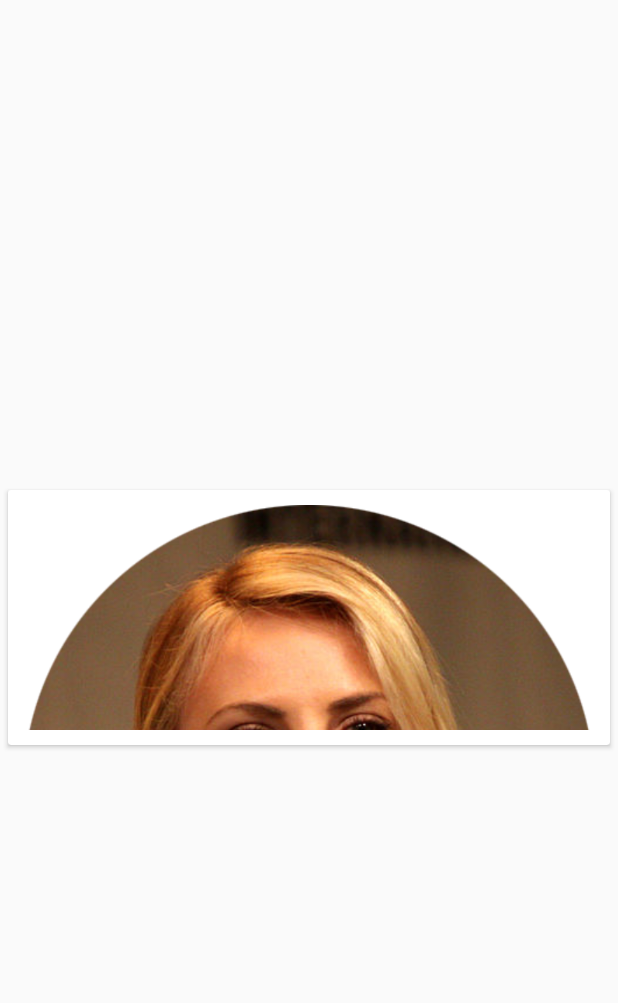
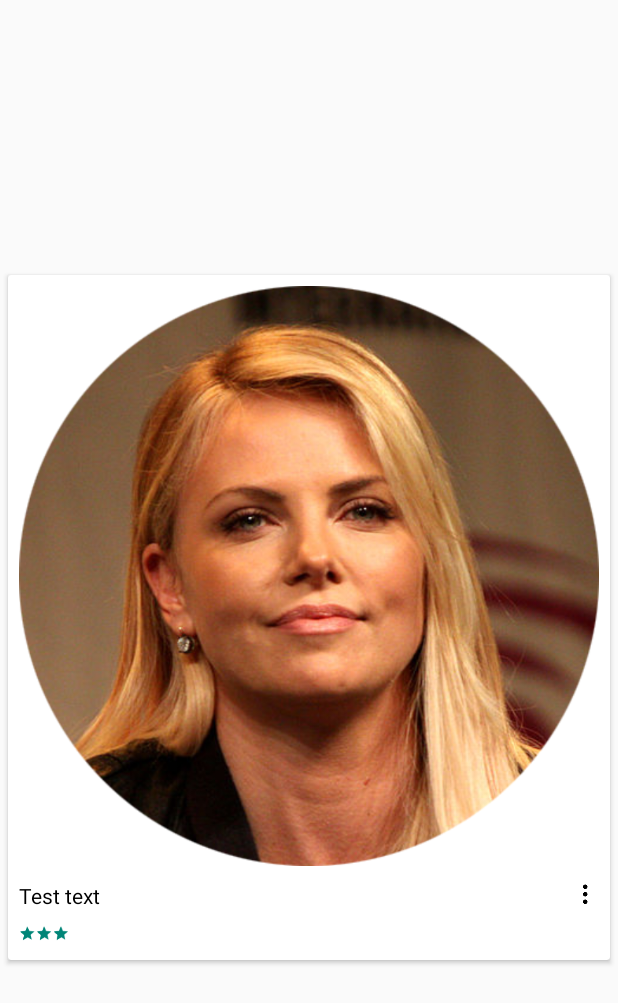
Before and after one commit to KKorvin/uPods-android, an Android app: the layout card_media_item.xml on its own in the app's theme, with its tools: preview values and no code run, on a phone screen of 412 x 824 dp. Shown: the top 1003 px of the screen. Run offline under Robolectric (Android 15) with nearby library versions, the phone set to English and light mode, and no system bars.

Commit message:
Main layout improved

```diff
--- a/app/src/main/res/layout/card_media_item.xml
+++ b/app/src/main/res/layout/card_media_item.xml
@@ -3,31 +3,62 @@
     xmlns:card_view="http://schemas.android.com/apk/res-auto"
     android:id="@+id/cvSquare"
     android:layout_width="wrap_content"
-    android:layout_height="@dimen/card_media_item_height"
+    android:layout_height="wrap_content"
     android:layout_gravity="center"
     android:layout_margin="@dimen/card_media_item_m"
-    card_view:cardCornerRadius="2dp">
+    card_view:cardCornerRadius="@dimen/default_card_corner_radius">
 
     <RelativeLayout
+        android:layout_width="match_parent"
+        android:layout_height="match_parent"
+        android:background="?android:attr/selectableItemBackground"
+        android:clickable="true"
         android:focusable="true"
-        android:clickable="true"
-        android:background="?android:attr/selectableItemBackground"
-        android:padding="10dp"
-        android:layout_width="match_parent"
-        android:layout_height="match_parent">
+        android:padding="7dp">
 
         <com.chickenkiller.upods2.views.ImageViewSquare
             android:id="@+id/imgSquare"
-            android:layout_width="wrap_content"
+            android:layout_width="match_parent"
             android:layout_height="wrap_content"
+            android:adjustViewBounds="true"
             android:scaleType="fitXY"
             android:src="@drawable/ic_temp" />
 
         <TextView
+            android:id="@+id/tvSquareTitle"
+            android:layout_width="match_parent"
+            android:layout_height="wrap_content"
             android:layout_below="@+id/imgSquare"
             android:layout_marginTop="10dp"
-            android:id="@+id/tvSquareTitle"
-            android:layout_width="match_parent"
-            android:layout_height="wrap_content" />
+            android:layout_toLeftOf="@+id/imgCardMenuVert"
+            android:maxLines="2"
+            android:text="Test text"
+            android:textColor="@color/black" />
+
+        <ImageView
+            android:id="@+id/imgCardMenuVert"
+            android:layout_width="wrap_content"
+            android:layout_height="wrap_content"
+            android:layout_alignParentRight="true"
+            android:layout_below="@+id/imgSquare"
+            android:layout_marginTop="10dp"
+            android:src="@drawable/ic_more_vert_black_18dp" />
+
+        <RatingBar
+            android:id="@+id/rbMediaItem"
+            style="?android:attr/ratingBarStyleSmall"
+            android:layout_width="wrap_content"
+            android:layout_height="wrap_content"
+            android:layout_alignParentLeft="true"
+            android:layout_below="@+id/tvSquareTitle"
+            android:layout_marginTop="10dp"
+            android:isIndicator="true"
+            android:numStars="5"
+            android:rating="3"
+            android:scaleX="0.7"
+            android:transformPivotX="0dp"
+            android:transformPivotY="0dp"
+            android:scaleY="0.7"
+            android:stepSize="0.5" />
     </RelativeLayout>
 </android.support.v7.widget.CardView>
--- a/app/src/main/res/layout/media_item_title.xml
+++ b/app/src/main/res/layout/media_item_title.xml
@@ -3,8 +3,8 @@
     android:id="@+id/tvMediaCardTitle"
     android:layout_width="fill_parent"
     android:layout_height="wrap_content"
-    android:layout_marginLeft="@dimen/tv_top40_ch_ml"
-    android:layout_marginTop="@dimen/tv_top40_ch_mt"
+    android:layout_marginLeft="5dp"
+    android:layout_marginTop="10dp"
     android:text="@string/top40_chanels"
     android:textColor="@color/black"
     android:textSize="@dimen/default_text_size_20"
--- a/app/src/main/res/values/color.xml
+++ b/app/src/main/res/values/color.xml
@@ -6,4 +6,8 @@
     <color name="white">#FFFFFF</color>
     <color name="black">#000000</color>
     <color name="sliding_menu_devider_color">#dcdcdc</color>
+    <color name="starFullySelected">#646464</color>
+    <color name="starPartiallySelected">#afafaf</color>
+    <color name="starNotSelected">#ababab</color>
+
 </resources>
```
Also changed, not shown: app/src/main/java/com/chickenkiller/upods2/controllers/MediaItemsAdapter.java (+10 -0 lines), app/src/main/res/values/dimens.xml (+4 -4 lines).
